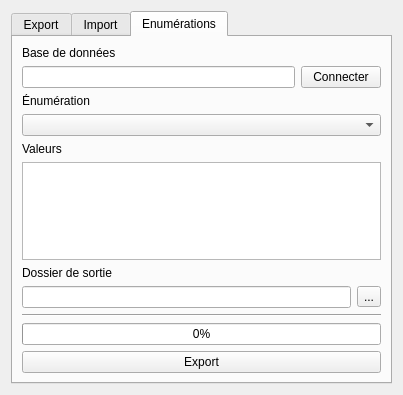
Above: productor_dialog_base.ui from Ville-Eurometropole-Strasbourg/Productor before the change. Below: the same form after it.
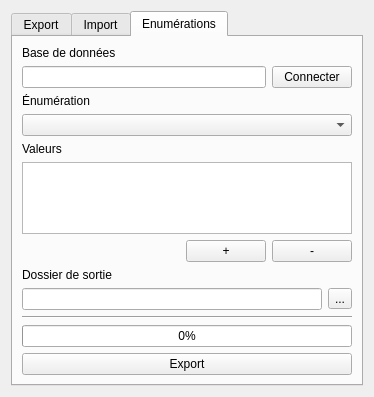
That is the form after the change. The open tabs and pages were chosen to show the change.

```diff
--- a/productor_dialog_base.ui
+++ b/productor_dialog_base.ui
@@ -6,8 +6,8 @@
    <rect>
     <x>0</x>
     <y>0</y>
-    <width>403</width>
-    <height>391</height>
+    <width>374</width>
+    <height>395</height>
    </rect>
   </property>
   <property name="windowTitle">
@@ -285,11 +285,50 @@
           </widget>
          </item>
          <item>
-          <widget class="QListWidget" name="listWidget">
-           <property name="dragEnabled">
-            <bool>true</bool>
-           </property>
-          </widget>
+          <widget class="QListWidget" name="listWidget"/>
+         </item>
+         <item>
+          <layout class="QHBoxLayout" name="horizontalLayout_8">
+           <item>
+            <spacer name="horizontalSpacer">
+             <property name="orientation">
+              <enum>Qt::Horizontal</enum>
+             </property>
+             <property name="sizeHint" stdset="0">
+              <size>
+               <width>100</width>
+               <height>20</height>
+              </size>
+             </property>
+            </spacer>
+           </item>
+           <item>
+            <widget class="QPushButton" name="add_enum">
+             <property name="text">
+              <string>+</string>
+             </property>
+             <property name="iconSize">
+              <size>
+               <width>5</width>
+               <height>16</height>
+              </size>
+             </property>
+            </widget>
+           </item>
+           <item>
+            <widget class="QPushButton" name="delete_enum">
+             <property name="text">
+              <string>-</string>
+             </property>
+             <property name="iconSize">
+              <size>
+               <width>5</width>
+               <height>16</height>
+              </size>
+             </property>
+            </widget>
+           </item>
+          </layout>
          </item>
          <item>
           <widget class="QLabel" name="label_11">
```
